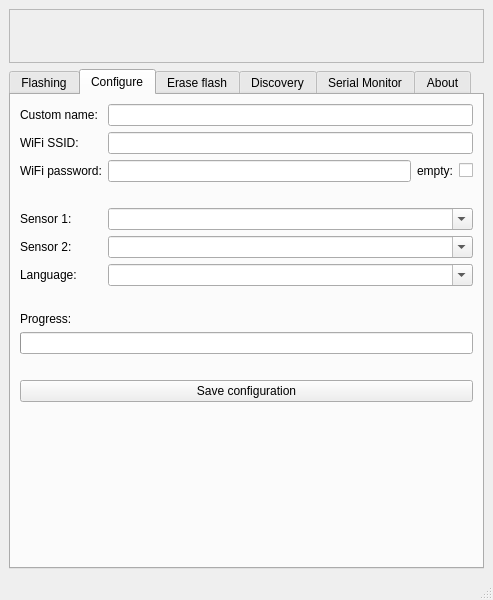
Old version of the form gui/mainwindow.ui in the repository opendata-stuttgart/airrohr-firmware-flasher.
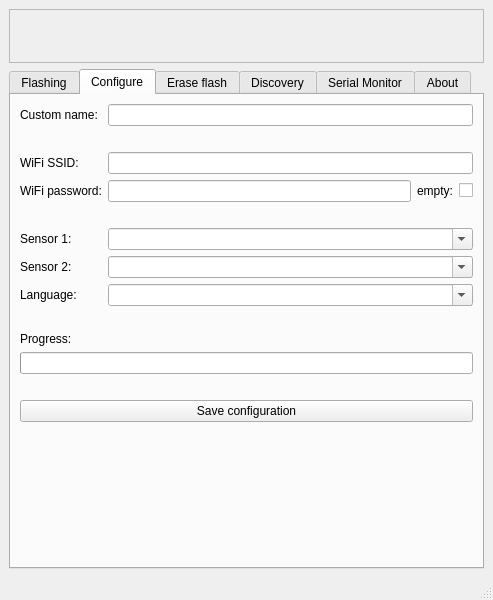
New version of the form. The open tabs and pages were chosen to show the change. Icons and pictures are not drawn.

Commit message: More help texts

Patch:
```diff
--- a/gui/mainwindow.ui
+++ b/gui/mainwindow.ui
@@ -260,7 +260,7 @@
        <attribute name="title">
         <string>Configure</string>
        </attribute>
-       <layout class="QGridLayout" name="gridLayout_5" rowstretch="0,0,0,0,0,0,0,0,0,0,0,0,1">
+       <layout class="QGridLayout" name="gridLayout_5" rowstretch="0,0,0,0,0,0,0,0,0,0,0,0,0,0,1">
 
         <item row="0" column="0">
          <widget class="QLabel" name="label_customName">
@@ -281,13 +281,32 @@
         </item>
 
         <item row="1" column="0">
+         <widget class="QLabel" name="label_empty_field">
+          <property name="text">
+           <string> </string>
+          </property>
+         </widget>
+        </item>
+        <item row="1" column="1">
+         <widget class="QLabel" name="label_desc_empty_password">
+          <property name="text">
+           <string>(Change only if really needed.)</string>
+             <sizepolicy hsizetype="MinimumExpanding" vsizetype="Fixed">
+              <horstretch>0</horstretch>
+              <verstretch>0</verstretch>
+             </sizepolicy>
+          </property>
+        </widget>
+        </item>
+
+        <item row="2" column="0">
          <widget class="QLabel" name="label_wifiSSID">
           <property name="text">
            <string>WiFi SSID:</string>
           </property>
          </widget>
         </item>
-        <item row="1" column="1">
+        <item row="2" column="1">
          <widget class="QLineEdit" name="wifiSSID">
           <property name="sizePolicy">
            <sizepolicy hsizetype="MinimumExpanding" vsizetype="Fixed">
@@ -298,14 +317,14 @@
          </widget>
         </item>
 
-        <item row="2" column="0">
+        <item row="3" column="0">
          <widget class="QLabel" name="label_wifiPW">
           <property name="text">
            <string>WiFi password:</string>
           </property>
          </widget>
         </item>
-        <item row="2" column="1">
+        <item row="3" column="1">
          <layout class="QGridLayout" name="gridLayout_5" rowstretch="0">
           <item row="0" column="0">
            <widget class="QLineEdit" name="wifiPW">
@@ -337,33 +356,33 @@
 		 </layout>
         </item>
 
-        <item row="3" column="0">
-         <widget class="QLabel" name="label_empty_field">
-          <property name="text">
-           <string> </string>
-          </property>
-         </widget>
-        </item>
-        <item row="3" column="1">
-         <widget class="QLabel" name="label_desc_empty_password">
-          <property name="text">
-           <string>Mark "empty" if you want to use the device in a wifi network without password.</string>
-             <sizepolicy hsizetype="MinimumExpanding" vsizetype="Fixed">
-              <horstretch>0</horstretch>
-              <verstretch>0</verstretch>
-             </sizepolicy>
-          </property>
-        </widget>
-        </item>
-
         <item row="4" column="0">
+         <widget class="QLabel" name="label_empty_field">
+          <property name="text">
+           <string> </string>
+          </property>
+         </widget>
+        </item>
+        <item row="4" column="1">
+         <widget class="QLabel" name="label_desc_empty_password">
+          <property name="text">
+           <string>(Check "empty" if you want to use the device in a wifi network without password.)</string>
+             <sizepolicy hsizetype="MinimumExpanding" vsizetype="Fixed">
+              <horstretch>0</horstretch>
+              <verstretch>0</verstretch>
+             </sizepolicy>
+          </property>
+        </widget>
+        </item>
+
+        <item row="5" column="0">
          <widget class="QLabel" name="label_sensor1">
           <property name="text">
            <string>Sensor 1:</string>
           </property>
          </widget>
         </item>
-        <item row="4" column="1">
+        <item row="5" column="1">
          <widget class="QComboBox" name="sensor1Box">
           <property name="sizePolicy">
            <sizepolicy hsizetype="MinimumExpanding" vsizetype="Fixed">
@@ -377,14 +396,14 @@
          </widget>
         </item>
 
-        <item row="5" column="0">
+        <item row="6" column="0">
          <widget class="QLabel" name="label_sensor2">
           <property name="text">
            <string>Sensor 2:</string>
           </property>
          </widget>
         </item>
-        <item row="5" column="1">
+        <item row="6" column="1">
          <widget class="QComboBox" name="sensor2Box">
           <property name="sizePolicy">
            <sizepolicy hsizetype="MinimumExpanding" vsizetype="Fixed">
@@ -398,14 +417,14 @@
          </widget>
         </item>
 
-        <item row="6" column="0">
+        <item row="7" column="0">
          <widget class="QLabel" name="label_language">
           <property name="text">
            <string>Language:</string>
           </property>
          </widget>
         </item>
-        <item row="6" column="1">
+        <item row="7" column="1">
          <widget class="QComboBox" name="languageBox">
           <property name="sizePolicy">
            <sizepolicy hsizetype="MinimumExpanding" vsizetype="Fixed">
@@ -419,24 +438,24 @@
          </widget>
         </item>
 
-        <item row="7" column="0" colspan="2">
-         <widget class="QLabel" name="label_spacer">
-          <property name="text">
-           <string> </string>
-          </property>
-          <property name="textFormat">
-           <enum>Qt::RichText</enum>
-          </property>
-          <property name="alignment">
-           <set>Qt::AlignLeading|Qt::AlignLeft|Qt::AlignTop</set>
-          </property>
-          <property name="wordWrap">
-           <bool>true</bool>
-          </property>
-         </widget>
-        </item>
-
         <item row="8" column="0" colspan="2">
+         <widget class="QLabel" name="label_spacer">
+          <property name="text">
+           <string> </string>
+          </property>
+          <property name="textFormat">
+           <enum>Qt::RichText</enum>
+          </property>
+          <property name="alignment">
+           <set>Qt::AlignLeading|Qt::AlignLeft|Qt::AlignTop</set>
+          </property>
+          <property name="wordWrap">
+           <bool>true</bool>
+          </property>
+         </widget>
+        </item>
+
+        <item row="9" column="0" colspan="2">
          <widget class="QLabel" name="label_progress_config">
           <property name="sizePolicy">
            <sizepolicy hsizetype="Expanding" vsizetype="Preferred">
@@ -450,28 +469,28 @@
          </widget>
 		</item>
 
-        <item row="9" column="0" colspan="2">
-         <widget class="QProgressBar" name="progressBar_config" />
-        </item>
-        
         <item row="10" column="0" colspan="2">
-         <widget class="QLabel" name="label_spacer">
-          <property name="text">
-           <string> </string>
-          </property>
-          <property name="textFormat">
-           <enum>Qt::RichText</enum>
-          </property>
-          <property name="alignment">
-           <set>Qt::AlignLeading|Qt::AlignLeft|Qt::AlignTop</set>
-          </property>
-          <property name="wordWrap">
-           <bool>true</bool>
-          </property>
-         </widget>
+         <widget class="QProgressBar" name="progressBar_config" />
         </item>
-
+        
         <item row="11" column="0" colspan="2">
+         <widget class="QLabel" name="label_spacer">
+          <property name="text">
+           <string> </string>
+          </property>
+          <property name="textFormat">
+           <enum>Qt::RichText</enum>
+          </property>
+          <property name="alignment">
+           <set>Qt::AlignLeading|Qt::AlignLeft|Qt::AlignTop</set>
+          </property>
+          <property name="wordWrap">
+           <bool>true</bool>
+          </property>
+         </widget>
+        </item>
+
+        <item row="12" column="0" colspan="2">
          <widget class="QPushButton" name="wifiButton">
           <property name="sizePolicy">
            <sizepolicy hsizetype="Expanding" vsizetype="Fixed">
```
Left out of the diff: 26 changed lines with no effect on the pictures.
